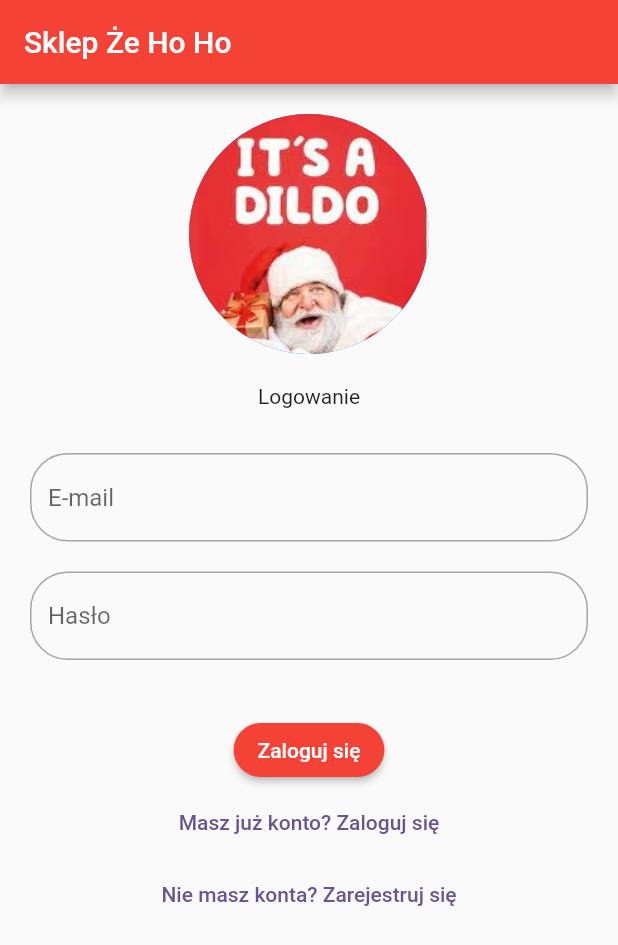
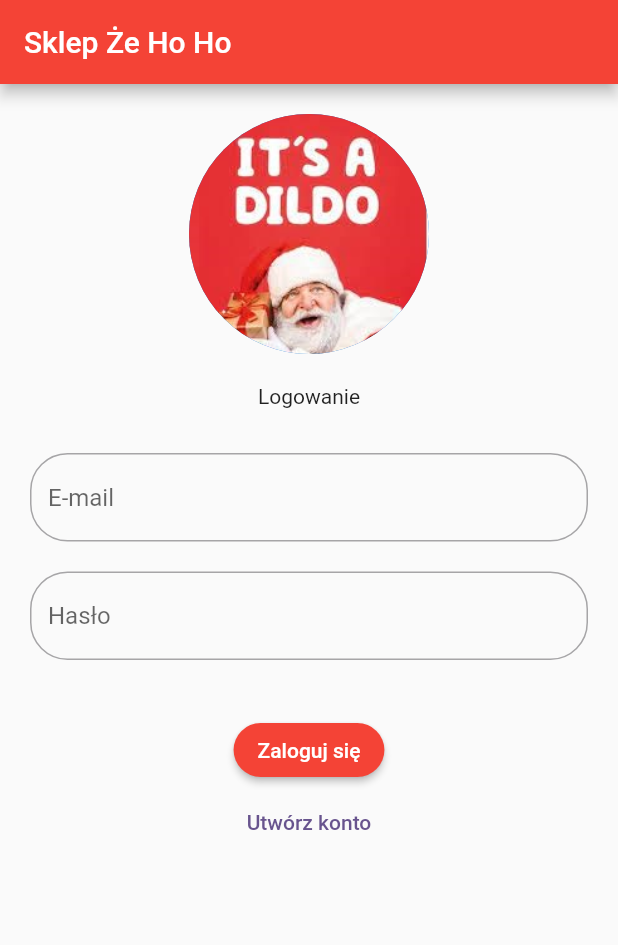
Before and after one commit to andrzejcybulski/sklep_ze_ho_ho, a Flutter app: the screen it shows after launch, on a phone screen of 412 x 824 dp. Shown: the top 945 px of the screen. Run offline on Flutter 3.47's test engine with Material 2 defaults, Android fonts, the light colour scheme and no system bars; our stand-ins replace firebase_auth, firebase_core; accounts and stored records are empty.

Commit message:
Add registration

```diff
--- a/lib/app/login/login_page.dart
+++ b/lib/app/login/login_page.dart
@@ -15,6 +15,7 @@ class LoginPage extends StatefulWidget {
 
 class _LoginPageState extends State<LoginPage> {
   var errorMessage = '';
+  var isCreatingAccount = false;
 
   @override
   Widget build(BuildContext context) {
@@ -33,7 +34,7 @@ class _LoginPageState extends State<LoginPage> {
             radius: 80,
           ),
           const SizedBox(height: 20),
-          const Text('Logowanie'),
+          Text(isCreatingAccount == true ? 'Rejestracja' : 'Logowanie'),
           const SizedBox(height: 30),
           Padding(
             padding: const EdgeInsets.symmetric(horizontal: 20.0),
@@ -76,28 +77,60 @@ class _LoginPageState extends State<LoginPage> {
               backgroundColor: Colors.red,
               shape: const StadiumBorder(),
             ),
-            child: const Text('Zaloguj się'),
+            child: Text(
+                isCreatingAccount == true ? 'Zarejestruj się' : 'Zaloguj się'),
             onPressed: () async {
+              if (isCreatingAccount == true) {
+                //rejestracja
+                try {
+                  await FirebaseAuth.instance.createUserWithEmailAndPassword(
+                    email: widget.emailController.text,
+                    password: widget.passwordController.text,
+                  );
+                } catch (error) {
+                  setState(
+                    () {
+                      errorMessage = error.toString();
+                    },
+                  );
+                }
+              } else {
+                //logowanie
                 try {
                   await FirebaseAuth.instance.signInWithEmailAndPassword(
                     email: widget.emailController.text,
                     password: widget.passwordController.text,
                   );
                 } catch (error) {
-                setState(() {
+                  setState(
+                    () {
                       errorMessage = error.toString();
-                });
+                    },
+                  );
+                }
               }
             },
           ),
+          if (isCreatingAccount == false) ...[
             TextButton(
-            child: const Text('Masz już konto? Zaloguj się'),
-            onPressed: () {},
+              child: const Text('Utwórz konto'),
+              onPressed: () {
+                setState(() {
+                  isCreatingAccount = true;
+                });
+              },
             ),
+          ],
+          if (isCreatingAccount == true) ...[
             TextButton(
-            child: const Text('Nie masz konta? Zarejestruj się'),
-            onPressed: () {},
+              child: const Text('Masz już konto?'),
+              onPressed: () {
+                setState(() {
+                  isCreatingAccount = false;
+                });
+              },
             ),
+          ],
         ],
       ),
     );
```
Lines whose indentation alone changed are shown as unchanged.
